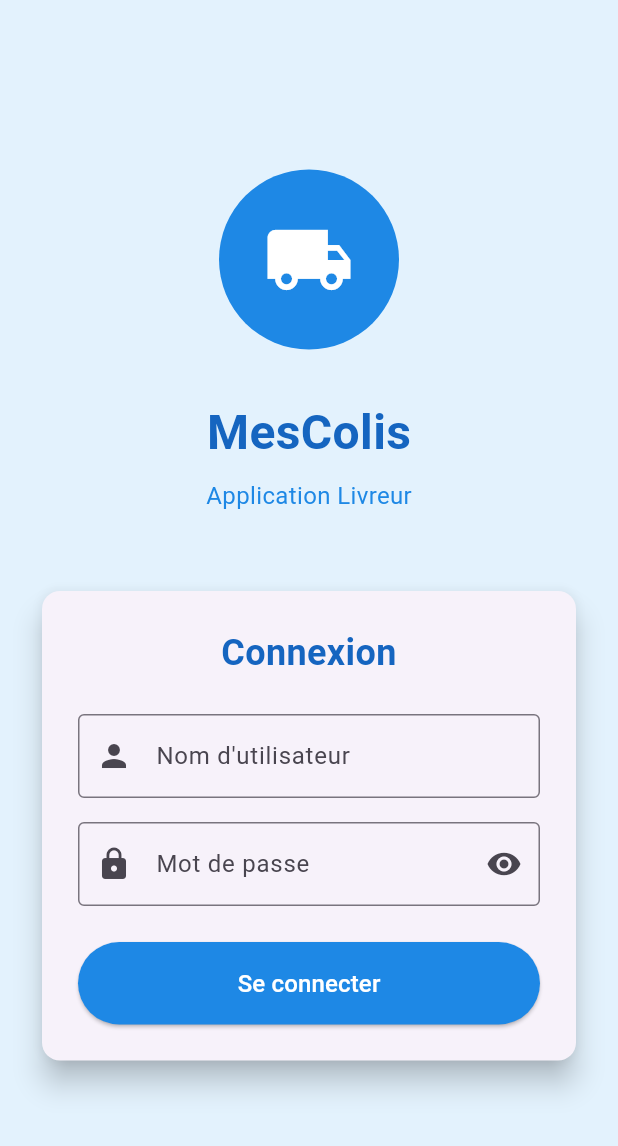
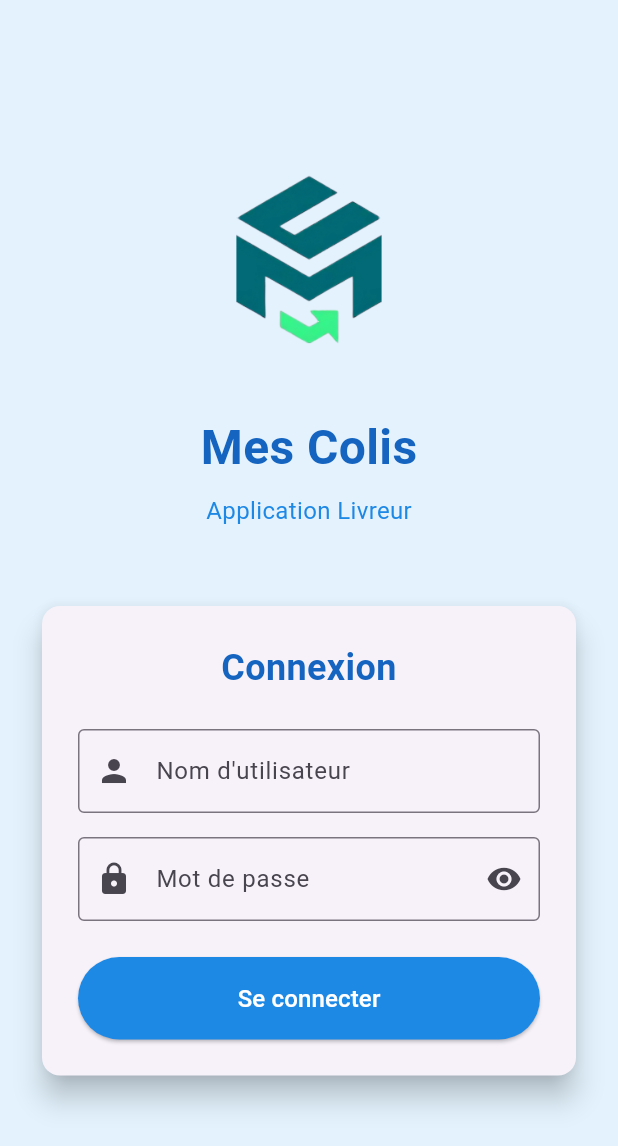
Before and after one commit to YassineAjb/Mes-Colis, a Flutter app: the screen it shows after launch, on a phone screen of 412 x 824 dp. Shown: the top 1146 px of the screen. Run offline on Flutter 3.47's test engine with Material 3 defaults, Android fonts, the phone set to English and light mode, and no system bars; our stand-ins replace flutter_secure_storage, permission_handler; missing offline and left inert: mobile_scanner; accounts and stored records are empty.

Commit message:
final version

```diff
--- a/lib/views/login_view.dart
+++ b/lib/views/login_view.dart
@@ -34,25 +34,26 @@ class _LoginViewState extends State<LoginView> {
             child: Column(
               mainAxisAlignment: MainAxisAlignment.center,
               children: [
-                // Logo
                 Container(
-                  width: 120,
-                  height: 120,
+                  width: 140,
+                  height: 140,
                   decoration: BoxDecoration(
-                    color: Colors.blue[600],
+                    //color: Colors.blue[600],
                     borderRadius: BorderRadius.circular(60),
                   ),
-                  child: const Icon(
-                    Icons.local_shipping,
-                    size: 60,
-                    color: Colors.white,
+                  child: ClipRRect(
+                    borderRadius: BorderRadius.circular(60), // keep it circular
+                    child: Image.asset(
+                      'assets/logo.png',
+                      fit: BoxFit.cover,   // cover to fill the container
+                    ),
                   ),
                 ),
                 const SizedBox(height: 32),
 
                 // Title
                 Text(
-                  'MesColis',
+                  'Mes Colis',
                   style: TextStyle(
                     fontSize: 32,
                     fontWeight: FontWeight.bold,
--- a/pubspec.yaml
+++ b/pubspec.yaml
@@ -68,7 +68,7 @@ flutter_native_splash:
   ios: true
 
   color: "#FFFFFF"
-  image: assets/logo.png
+  image: assets/logoSplash.png
   branding: assets/branding.png
 
   branding_bottom_padding_ios: 35
@@ -78,7 +78,7 @@ flutter_native_splash:
   android_12:
     color: "#FFFFFF"
     color_dark: "#FFFFFF"
-    image: assets/logo.png
+    image: assets/logoSplash.png
     branding: assets/branding.png
 
 # For information on the generic Dart part of this file, see the
```
Also changed, not shown: lib/views/pickup_orders_view.dart.dart (+109 -2 lines), assets/logoSplash.png (added), assets/logoo.jpg (deleted), 27 other files.
